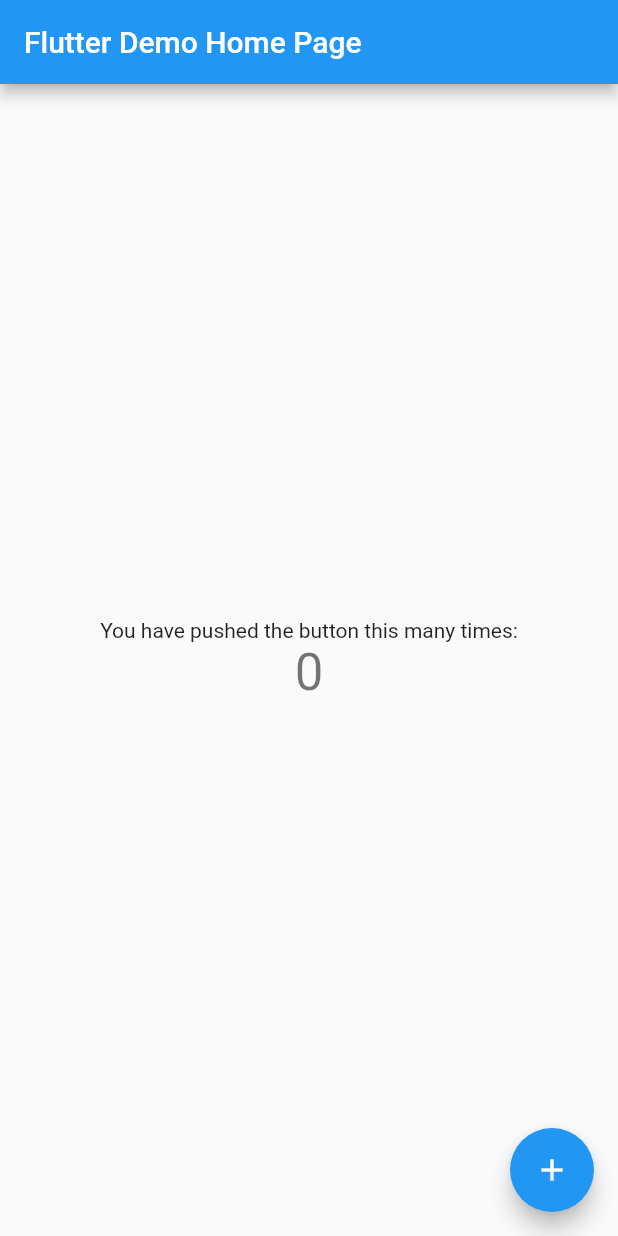
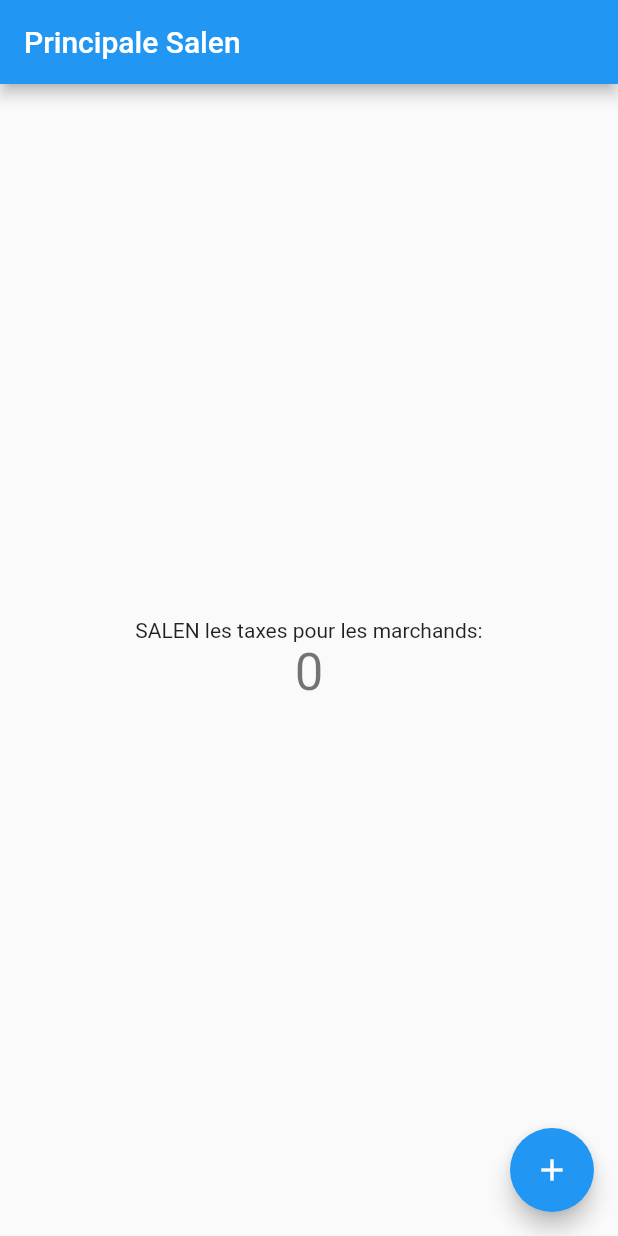
Before and after one commit to Foussenysalen/salen_app2, a Flutter app: the screen it shows after launch, on a phone screen of 412 x 824 dp. Run offline on Flutter 3.47's test engine with Material 2 defaults, Android fonts, the phone set to English and light mode, and no system bars.

Commit message:
Update main.dart

```diff
--- a/lib/main.dart
+++ b/lib/main.dart
@@ -26,7 +26,7 @@ class MyApp extends StatelessWidget {
         // closer together (more dense) than on mobile platforms.
         visualDensity: VisualDensity.adaptivePlatformDensity,
       ),
-      home: MyHomePage(title: 'Flutter Demo Home Page'),
+      home: MyHomePage(title: 'Principale Salen'),
     );
   }
 }
@@ -98,7 +98,7 @@ class _MyHomePageState extends State<MyHomePage> {
           mainAxisAlignment: MainAxisAlignment.center,
           children: <Widget>[
             Text(
-              'You have pushed the button this many times:',
+              'SALEN les taxes pour les marchands:',
             ),
             Text(
               '$_counter',
```
